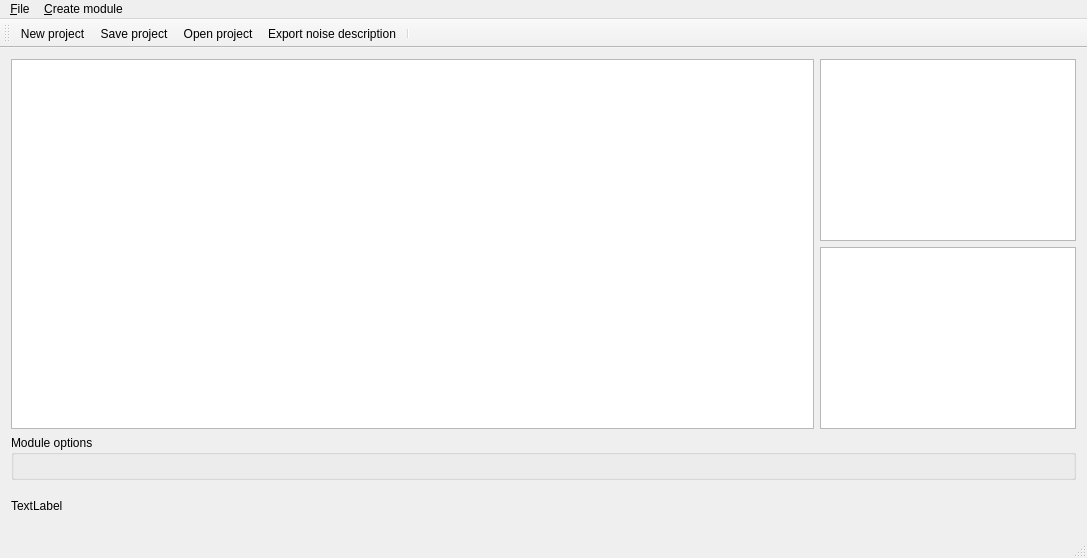
Above: NoiseTextureGenerator/mainwindow.ui from Kvalme/noisetexturegenerator before the change. Below: the same form after it.
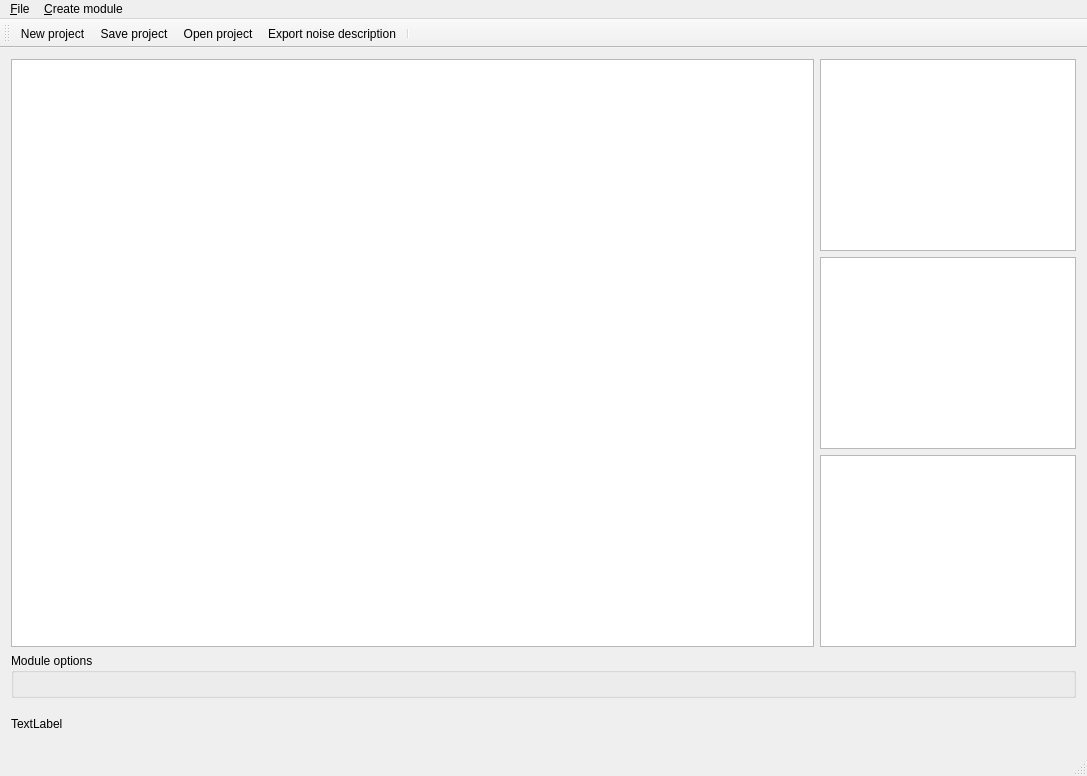
That is the form after the change. Custom widgets are drawn as their Qt base class.

Diff of the .ui file:
```diff
--- a/NoiseTextureGenerator/mainwindow.ui
+++ b/NoiseTextureGenerator/mainwindow.ui
@@ -32,7 +32,7 @@
         <item>
          <widget class="QListWidget" name="modulesToolbox">
           <property name="sizePolicy">
-           <sizepolicy hsizetype="Minimum" vsizetype="Expanding">
+           <sizepolicy hsizetype="Minimum" vsizetype="Minimum">
             <horstretch>0</horstretch>
             <verstretch>0</verstretch>
            </sizepolicy>
@@ -48,10 +48,20 @@
           </property>
          </widget>
         </item>
+        <item>
+         <widget class="QListWidget" name="modifiersToolbox">
+          <property name="sizePolicy">
+           <sizepolicy hsizetype="Minimum" vsizetype="Minimum">
+            <horstretch>0</horstretch>
+            <verstretch>0</verstretch>
+           </sizepolicy>
+          </property>
+         </widget>
+        </item>
         <item>
          <widget class="QListWidget" name="outputToolbox">
           <property name="sizePolicy">
-           <sizepolicy hsizetype="Minimum" vsizetype="Expanding">
+           <sizepolicy hsizetype="Minimum" vsizetype="Minimum">
             <horstretch>0</horstretch>
             <verstretch>0</verstretch>
            </sizepolicy>
```
